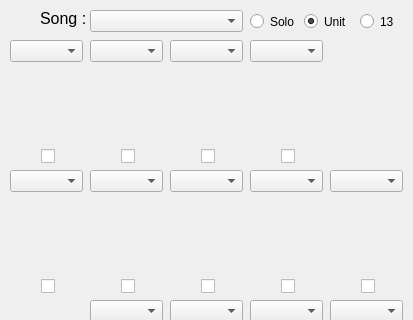
KinoMyu/Million-Live-Quintet-Player, file mainwindow.ui: the form before one commit; both pictures show x 0 to 413 and y 0 to 320 of the 413 by 554 pixel window.
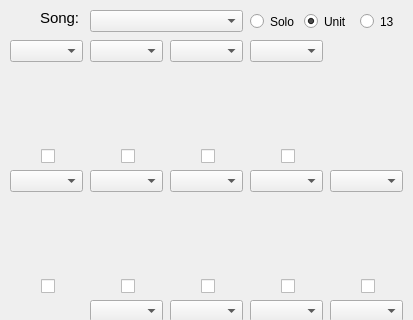
The form after the commit.

```diff
--- a/mainwindow.ui
+++ b/mainwindow.ui
@@ -519,15 +519,15 @@
     </property>
     <property name="font">
      <font>
-      <family>Segoe UI</family>
-      <pointsize>12</pointsize>
+      <family>Meiryo UI</family>
+      <pointsize>11</pointsize>
      </font>
     </property>
     <property name="mouseTracking">
      <bool>false</bool>
     </property>
     <property name="text">
-     <string>Song :</string>
+     <string>Song:</string>
     </property>
     <property name="alignment">
      <set>Qt::AlignLeading|Qt::AlignLeft|Qt::AlignTop</set>
```
Left out of the diff: 106 changed lines with no effect on the pictures.
